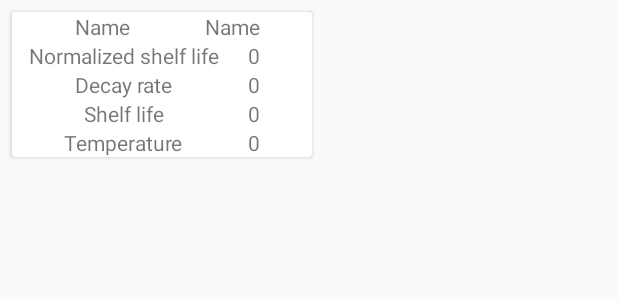
After one commit to olegzil/OrderingSystem, an Android app: the layout kitchen_order_item_detail.xml on its own in the app's theme, with its tools: preview values and no code run, on a phone screen of 412 x 824 dp. The commit adds this screen. Shown: the top 300 px of the screen. Run offline under Robolectric (Android 15) with nearby library versions, the phone set to English and light mode, and no system bars.

Commit message:
work in progress

```diff
--- a/app/build.gradle
+++ b/app/build.gradle
@@ -52,4 +52,5 @@ dependencies {
     implementation 'com.android.support:support-v4:28.0.0'
     implementation 'com.android.support:design:28.0.0'
     implementation 'com.android.support.constraint:constraint-layout:1.1.3'
+    implementation 'com.android.support:cardview-v7:28.0.0'
 }
--- a/app/src/main/java/css/com/cloudkitchens/interfaces/KitchenOrderNotification.kt
+++ b/app/src/main/java/css/com/cloudkitchens/interfaces/KitchenOrderNotification.kt
@@ -1,8 +1,10 @@
 package css.com.cloudkitchens.interfaces
 
 import css.com.cloudkitchens.dataproviders.KitchenOrderMetadata
+import io.reactivex.Observable
 import io.reactivex.subjects.PublishSubject
 
 interface KitchenOrderNotification {
     fun getOrderNotificationChannel() : PublishSubject<KitchenOrderMetadata>?
+    fun getOrderHeartbeat(): Observable<Long>
 }
--- a/app/src/main/java/css/com/cloudkitchens/interfaces/ShelfInterface.kt
+++ b/app/src/main/java/css/com/cloudkitchens/interfaces/ShelfInterface.kt
@@ -5,9 +5,11 @@ import css.com.cloudkitchens.dataproviders.KitchenOrder
 interface ShelfInterface {
     fun getOrdersCount():Int
     fun getOldestOrder():KitchenOrder?
-    fun getNewstOrder():KitchenOrder?
+    fun getNewestOrder():KitchenOrder?
     fun removeOrder(id:String): KitchenOrder?
     fun removeOrder() : List<KitchenOrder>
     fun addOrder(order:KitchenOrder)
     fun getOrderTemp():String
+    fun ageOrder(delta:Long)
+    fun setDecayRateMultiplier(multiplier:Double)
 }
--- a/app/src/main/java/css/com/cloudkitchens/interfaces/ShelfOrderInterface.kt
+++ b/app/src/main/java/css/com/cloudkitchens/interfaces/ShelfOrderInterface.kt
@@ -6,4 +6,7 @@ interface ShelfOrderInterface {
     fun isExpired():Boolean
     fun timeStamp():Long
     fun getOrder():KitchenOrder
+    fun ageOrderBy(delta:Long)
+    fun getDecayRate():Double
+    fun setDecayRateMultiplier(multiplier:Double)
 }
--- a/app/src/main/java/css/com/cloudkitchens/shelves/ShelfOverflow.kt
+++ b/app/src/main/java/css/com/cloudkitchens/shelves/ShelfOverflow.kt
@@ -1,5 +1,8 @@
 package css.com.cloudkitchens.shelves
 
 class ShelfOverflow : BaseShelf(){
+    init {
+        super.setDecayRateMultiplier(2.0)
+    }
     override fun getOrderTemp() = "overflow"
 }
--- /dev/null
+++ b/app/src/main/res/layout/kitchen_order_item_detail.xml
@@ -0,0 +1,138 @@
+<android.support.v7.widget.CardView
+        xmlns:android="http://schemas.android.com/apk/res/android"
+        xmlns:app="http://schemas.android.com/apk/res-auto" xmlns:tools="http://schemas.android.com/tools"
+        style="@style/CardView.Light"
+        android:layout_width="wrap_content"
+        android:layout_height="wrap_content"
+        android:layout_marginTop="8dp"
+        android:layout_marginStart="8dp"
+        android:layout_marginEnd="8dp">
+
+    <android.support.constraint.ConstraintLayout
+            android:layout_width="200dp"
+            android:layout_height="wrap_content">
+
+        <TextView
+                android:id="@+id/title_name_id"
+                android:text="@string/order_name"
+                android:layout_width="wrap_content"
+                android:layout_height="wrap_content"
+                android:minWidth="0dp"
+                android:paddingStart="8dp"
+                android:paddingEnd="8dp"
+                app:layout_constraintStart_toStartOf="parent" app:layout_constraintHorizontal_bias="0.5"
+                app:layout_constraintEnd_toStartOf="@+id/order_name_id" app:layout_constraintTop_toTopOf="parent"
+                app:layout_constraintBottom_toTopOf="@+id/title_normalized_life_id"/>
+        <TextView
+                android:id="@+id/title_temp_id"
+                android:text="@string/order_temp"
+                android:layout_width="wrap_content"
+                android:layout_height="wrap_content"
+                android:minWidth="0dp"
+                android:paddingStart="8dp"
+                android:paddingEnd="8dp"
+                app:layout_constraintStart_toStartOf="parent"
+                app:layout_constraintHorizontal_bias="0.5"
+                app:layout_constraintEnd_toStartOf="@+id/order_temperature_id"
+                app:layout_constraintTop_toBottomOf="@+id/title_shelf_life_id"
+                app:layout_constraintBottom_toBottomOf="parent"/>
+        <TextView
+                android:id="@+id/title_shelf_life_id"
+                android:text="@string/order_shelf_life"
+                android:layout_width="wrap_content"
+                android:layout_height="wrap_content"
+                android:minWidth="0dp"
+                android:paddingStart="8dp"
+                android:paddingEnd="8dp"
+                app:layout_constraintStart_toStartOf="parent"
+                app:layout_constraintHorizontal_bias="0.5" app:layout_constraintEnd_toStartOf="@+id/order_shelf_life_id"
+                app:layout_constraintTop_toBottomOf="@+id/title_decay_rate_id"
+                app:layout_constraintBottom_toTopOf="@+id/title_temp_id"/>
+        <TextView
+                android:id="@+id/title_decay_rate_id"
+                android:text="@string/order_decay_rate"
+                android:layout_width="wrap_content"
+                android:layout_height="wrap_content"
+                android:minWidth="0dp"
+                android:paddingStart="8dp"
+                android:paddingEnd="8dp"
+                app:layout_constraintStart_toStartOf="parent"
+                app:layout_constraintHorizontal_bias="0.5" app:layout_constraintEnd_toStartOf="@+id/order_decay_rate_id"
+                app:layout_constraintTop_toBottomOf="@+id/title_normalized_life_id"
+                app:layout_constraintBottom_toTopOf="@+id/title_shelf_life_id"/>
+        <TextView
+                android:id="@+id/title_normalized_life_id"
+                android:text="@string/order_normalized"
+                android:layout_width="wrap_content"
+                android:layout_height="wrap_content"
+                android:minWidth="0dp"
+                android:paddingStart="8dp"
+                android:paddingEnd="8dp"
+                app:layout_constraintStart_toStartOf="parent" app:layout_constraintHorizontal_bias="0.5"
+                app:layout_constraintEnd_toStartOf="@+id/order_termperature_id"
+                app:layout_constraintHorizontal_chainStyle="spread_inside"
+                app:layout_constraintTop_toBottomOf="@+id/title_name_id"
+                app:layout_constraintBottom_toTopOf="@+id/title_decay_rate_id"/>
+        <TextView
+                android:id="@+id/order_temperature_id"
+                android:text="0"
+                android:layout_width="wrap_content"
+                android:layout_height="wrap_content"
+                android:minWidth="0dp"
+                android:paddingStart="8dp"
+                android:paddingEnd="8dp"
+                app:layout_constraintTop_toTopOf="@+id/title_temp_id"
+                app:layout_constraintBottom_toBottomOf="@+id/title_temp_id"
+                app:layout_constraintStart_toEndOf="@+id/title_temp_id" app:layout_constraintHorizontal_bias="0.5"
+                app:layout_constraintEnd_toEndOf="parent"/>
+        <TextView
+                android:id="@+id/order_shelf_life_id"
+                android:text="0"
+                android:layout_width="wrap_content"
+                android:layout_height="wrap_content"
+                android:minWidth="0dp"
+                android:paddingStart="8dp"
+                android:paddingEnd="8dp"
+                app:layout_constraintTop_toTopOf="@+id/title_shelf_life_id"
+                app:layout_constraintBottom_toBottomOf="@+id/title_shelf_life_id"
+                app:layout_constraintEnd_toEndOf="@+id/order_temperature_id"/>
+        <TextView
+                android:id="@+id/order_decay_rate_id"
+                android:text="0"
+                android:layout_width="wrap_content"
+                android:layout_height="wrap_content"
+                android:minWidth="0dp"
+                android:paddingStart="8dp"
+                android:paddingEnd="8dp"
+                app:layout_constraintTop_toTopOf="@+id/title_decay_rate_id"
+                app:layout_constraintBottom_toBottomOf="@+id/title_decay_rate_id"
+                app:layout_constraintEnd_toEndOf="@+id/order_shelf_life_id"
+        />
+        <TextView
+                android:id="@+id/order_termperature_id"
+                android:text="0"
+                android:layout_width="wrap_content"
+                android:layout_height="wrap_content"
+                android:minWidth="0dp"
+                android:paddingStart="8dp"
+                android:paddingEnd="8dp"
+                app:layout_constraintTop_toTopOf="@+id/title_normalized_life_id"
+                app:layout_constraintBottom_toBottomOf="@+id/title_normalized_life_id"
+                app:layout_constraintEnd_toEndOf="@+id/order_decay_rate_id"
+        />
+        <TextView
+                android:id="@+id/order_name_id"
+                android:text="@string/order_name"
+                android:layout_width="wrap_content"
+                android:layout_height="wrap_content"
+                android:minWidth="0dp"
+                android:paddingStart="8dp"
+                android:paddingEnd="8dp"
+                app:layout_constraintTop_toTopOf="@+id/title_name_id"
+                app:layout_constraintBottom_toBottomOf="@+id/title_name_id"
+                app:layout_constraintEnd_toEndOf="@+id/order_termperature_id"
+        />
+
+    </android.support.constraint.ConstraintLayout>
+
+</android.support.v7.widget.CardView>
--- a/app/src/main/res/values/strings.xml
+++ b/app/src/main/res/values/strings.xml
@@ -5,13 +5,15 @@
     <string name="column_shelf">Shelf</string>
     <string name="column_count">Items</string>
     <string name="column_average">Average</string>
-    <string name="column_spolaige">Spoilage</string>
     <string name="shelf_hot">Hot</string>
     <string name="shelf_cold">Cold</string>
     <string name="shelf_frozen">Frozen</string>
     <string name="shelf_overflow">Overflow</string>
+    <string name="order_name">Name</string>
+    <string name="order_temp">Temperature</string>
+    <string name="order_shelf_life">Shelf life</string>
+    <string name="order_decay_rate">Decay rate</string>
+    <string name="order_normalized">Normalized shelf life</string>
     <string name="hot_text_item_count">0</string>
     <string name="shelf_average_time">0</string>
-    <string name="shelf_visual_indicator">Food spoilage indicator</string>
-    <string name="time_before_next_order">"Time next/average: "</string>
 </resources>
```
Also changed, not shown: app/src/main/java/css/com/cloudkitchens/activities/MainActivity.kt (+6 -29 lines), app/src/main/java/css/com/cloudkitchens/managers/ShelfManager.kt (+118 -8 lines), app/src/main/java/css/com/cloudkitchens/services/FoodOrderService.kt (+10 -2 lines), app/src/main/java/css/com/cloudkitchens/shelves/BaseShelf.kt (+34 -2 lines), app/src/main/res/drawable/kitchen_item_border.xml (added, +21 -0 lines), app/src/main/res/layout/fragment_main_view.xml (+67 -137 lines).
